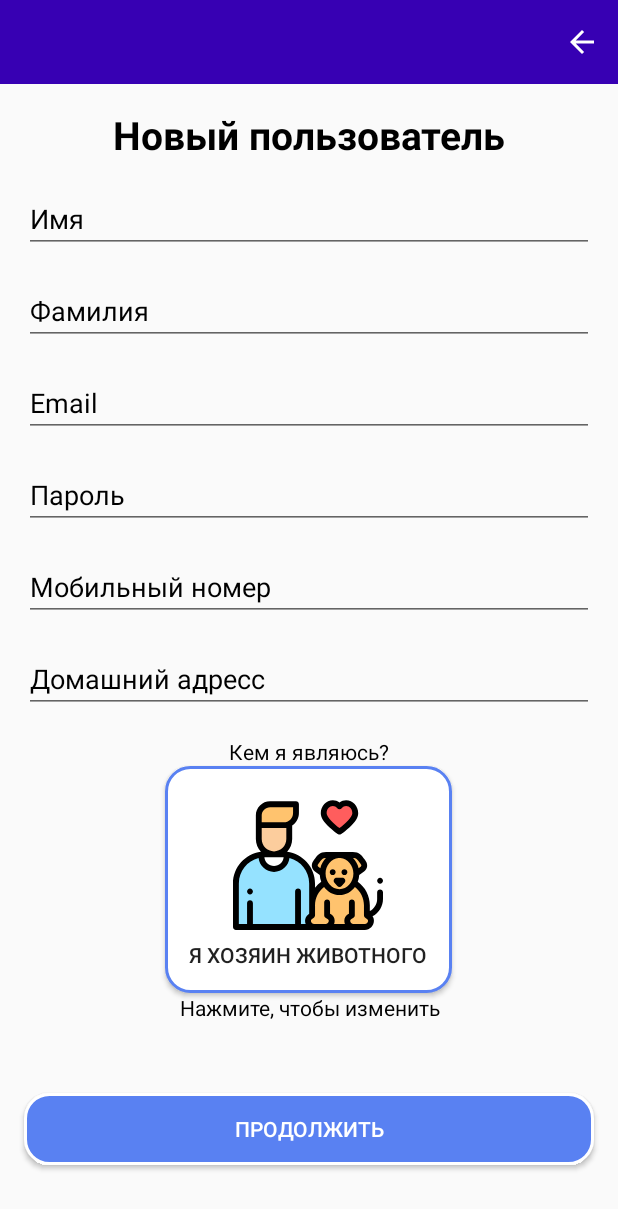
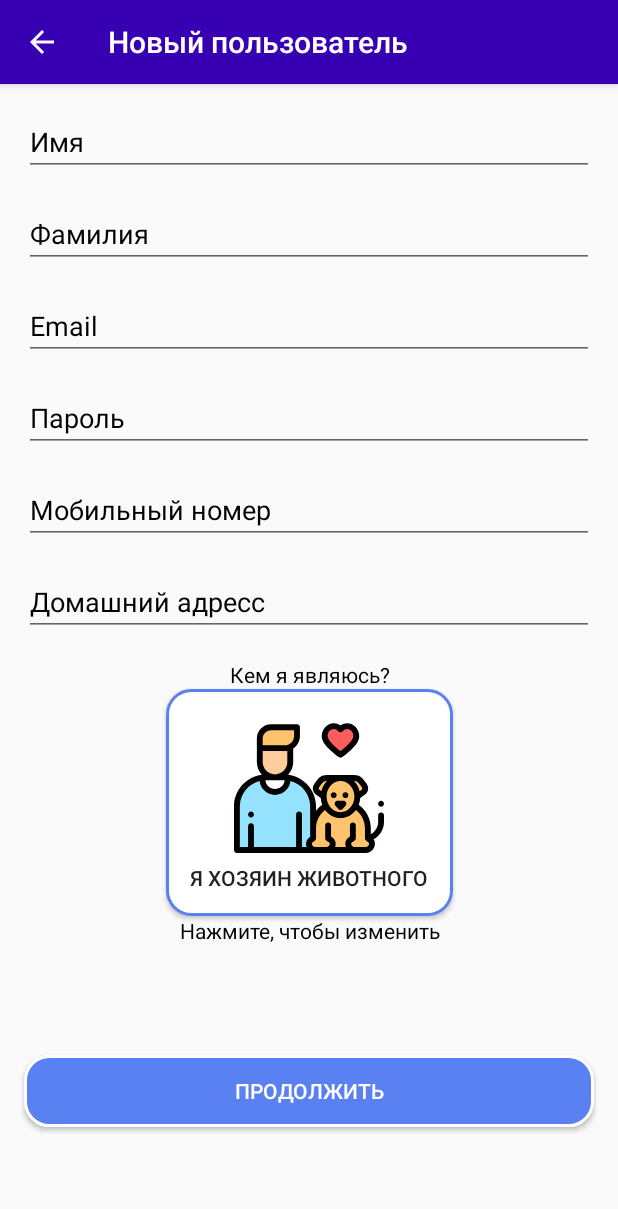
Before and after one commit to PIXXXA/DogWalk, an Android app: the screen it shows after launch (MainActivity), after a tap on "ЗАРЕГИСТРИРОВАТЬСЯ", on a phone screen of 412 x 824 dp. Shown: the top 1209 px of the screen. Run offline under Robolectric (Android 15) with nearby library versions, the light colour scheme and no system bars; our stand-ins replace Dagger/Hilt's generated code, Room's generated code, data binding.

Commit message:
adding dagger, data binding, room. End start screen and registration screen

```diff
--- a/app/src/main/java/com/firsttask/dog/ResourceProvider.kt
+++ b/app/src/main/java/com/firsttask/dog/ResourceProvider.kt
@@ -8,6 +8,10 @@ class ResourceProvider(private val context: Context) {
         return context.getString(resId)
     }
 
+    fun getString(stringId: Int, string: String): String? {
+        return context.getString(stringId, string)
+    }
+
     fun getDrawable(id: Int): Drawable? {
         return context.getDrawable(id)
     }
--- a/app/src/main/java/com/firsttask/dog/activity/MainActivity.kt
+++ b/app/src/main/java/com/firsttask/dog/activity/MainActivity.kt
@@ -1,18 +1,21 @@
 package com.firsttask.dog.activity
 
 import android.os.Bundle
+import android.view.MenuItem
 import androidx.appcompat.app.AppCompatActivity
 import androidx.fragment.app.Fragment
 import com.firsttask.dog.R
 import com.firsttask.dog.fragments.login.FragmentLogin
 import com.firsttask.dog.fragments.startscreen.FragmentStartScreen
 import kotlinx.android.synthetic.main.activity_main.*
+import kotlinx.android.synthetic.main.fragment_toolbar.*
 
 class MainActivity : AppCompatActivity() {
 
     override fun onCreate(savedInstanceState: Bundle?) {
         super.onCreate(savedInstanceState)
         setContentView(R.layout.activity_main)
+        addToolbar()
         supportFragmentManager.beginTransaction()
             .replace(R.id.fragmentContainer, FragmentStartScreen()).commit()
     }
@@ -21,4 +24,31 @@ class MainActivity : AppCompatActivity() {
         supportFragmentManager.beginTransaction()
             .replace(R.id.fragmentContainer, fragment).addToBackStack(null).commit()
     }
+
+    private fun addToolbar() {
+        setSupportActionBar(mainToolbar)
+        supportActionBar?.setDisplayHomeAsUpEnabled(true)
+        supportActionBar?.setHomeButtonEnabled(true)
+    }
+
+    fun hideToolbar() {
+        supportActionBar?.hide()
+    }
+
+    fun showToolbar(stringId: Int) {
+        supportActionBar?.show()
+        supportActionBar?.title = getString(stringId)
+    }
+
+    fun setToolbarTitle() {
+
+    }
+
+    override fun onOptionsItemSelected(item: MenuItem): Boolean {
+        if (item.itemId == android.R.id.home) {
+            onBackPressed()
+            return true
+        }
+        return super.onOptionsItemSelected(item)
+    }
 }
--- a/app/src/main/java/com/firsttask/dog/di/ViewModelFactoryModule.kt
+++ b/app/src/main/java/com/firsttask/dog/di/ViewModelFactoryModule.kt
@@ -1,6 +1,7 @@
 package com.firsttask.dog.di
 
 import com.firsttask.dog.ResourceProvider
+import com.firsttask.dog.db.database.AppDatabase
 import com.firsttask.dog.fragments.registration.FragmentRegistrationFactory
 import dagger.Module
 import dagger.Provides
@@ -11,10 +12,12 @@ class ViewModelFactoryModule {
     @Provides
     @Singleton
     fun getStartScreenViewModelFactory(
-        resourceProvider: ResourceProvider
+        resourceProvider: ResourceProvider,
+        appDatabase: AppDatabase
     ): FragmentRegistrationFactory {
         return FragmentRegistrationFactory(
-            resourceProvider
+            resourceProvider,
+            appDatabase
         )
     }
 }
--- a/app/src/main/java/com/firsttask/dog/fragments/registration/FragmentRegistration.kt
+++ b/app/src/main/java/com/firsttask/dog/fragments/registration/FragmentRegistration.kt
@@ -4,11 +4,13 @@ import android.os.Bundle
 import android.view.*
 import androidx.appcompat.app.AppCompatActivity
 import androidx.appcompat.widget.Toolbar
+import androidx.databinding.DataBindingUtil
 import androidx.fragment.app.Fragment
 import androidx.lifecycle.ViewModelProvider
 import com.firsttask.dog.Application
 import com.firsttask.dog.R
 import com.firsttask.dog.activity.MainActivity
+import com.firsttask.dog.databinding.FragmentRegistrationBinding
 import com.firsttask.dog.fragments.startscreen.FragmentStartScreen
 import kotlinx.android.synthetic.main.fragment_registration.*
 import javax.inject.Inject
@@ -22,6 +24,7 @@ class FragmentRegistration : Fragment() {
 
     override fun onCreate(savedInstanceState: Bundle?) {
         super.onCreate(savedInstanceState)
+        (activity as MainActivity).showToolbar(R.string.registration_title)
         Application.appComponent.inject(this)
         viewModel =
             ViewModelProvider(this, viewModelFactory).get(FragmentRegistrationViewModel::class.java)
@@ -31,20 +34,30 @@ class FragmentRegistration : Fragment() {
         inflater: LayoutInflater, container: ViewGroup?,
         savedInstanceState: Bundle?
     ): View? {
-        return inflater.inflate(R.layout.fragment_registration, container, false)
+        val binding: FragmentRegistrationBinding =
+            DataBindingUtil.inflate(inflater, R.layout.fragment_registration, container, false)
+        return binding.root
     }
 
     override fun onViewCreated(view: View, savedInstanceState: Bundle?) {
         super.onViewCreated(view, savedInstanceState)
         viewModel.toggleButtonValidation(typeAccountButton)
-//        onClickItem()
+        continueClick()
     }
 
-//    private fun onClickItem(){
-//        toolbar.setOnClickListener{
-//            when(toolbar.id){
-//                R.id.action_back-> (activity as MainActivity).onScreenStart(FragmentStartScreen())
-//            }
-//        }
-//    }
+    fun continueClick() {
+        registrationContinueButton.setOnClickListener {
+            if (viewModel.validateEditText(
+                    registrationName,
+                    registrationSurname,
+                    registrationEmail,
+                    registrationPassword,
+                    registrationMobileNumber,
+                    registrationHomeAddress
+                )
+            ) {
+                (activity as MainActivity).onScreenStart(FragmentStartScreen())
+            }
+        }
+    }
 }
--- a/app/src/main/java/com/firsttask/dog/fragments/registration/FragmentRegistrationFactory.kt
+++ b/app/src/main/java/com/firsttask/dog/fragments/registration/FragmentRegistrationFactory.kt
@@ -3,11 +3,13 @@ package com.firsttask.dog.fragments.registration
 import androidx.lifecycle.ViewModel
 import androidx.lifecycle.ViewModelProvider
 import com.firsttask.dog.ResourceProvider
+import com.firsttask.dog.db.database.AppDatabase
 
-class FragmentRegistrationFactory(private val resourceProvider: ResourceProvider) : ViewModelProvider.Factory {
+class FragmentRegistrationFactory(private val resourceProvider: ResourceProvider, private val appDatabase: AppDatabase) : ViewModelProvider.Factory {
     override fun <T : ViewModel?> create(modelClass: Class<T>): T {
         return modelClass.getConstructor(
-            ResourceProvider::class.java
-        ).newInstance(resourceProvider)
+            ResourceProvider::class.java,
+            AppDatabase::class.java
+        ).newInstance(resourceProvider, appDatabase)
     }
 }
--- a/app/src/main/java/com/firsttask/dog/fragments/startscreen/FragmentStartScreen.kt
+++ b/app/src/main/java/com/firsttask/dog/fragments/startscreen/FragmentStartScreen.kt
@@ -17,6 +17,7 @@ class FragmentStartScreen : Fragment() {
         inflater: LayoutInflater, container: ViewGroup?,
         savedInstanceState: Bundle?
     ): View? {
+        (activity as MainActivity).hideToolbar()
         return inflater.inflate(R.layout.fragment_start_screen, container, false)
     }
 
--- a/app/src/main/res/layout/activity_main.xml
+++ b/app/src/main/res/layout/activity_main.xml
@@ -6,8 +6,18 @@
     android:layout_height="match_parent"
     tools:context=".activity.MainActivity">
 
+    <include
+        android:id="@+id/toolbar"
+        layout="@layout/fragment_toolbar"
+        app:layout_constraintStart_toStartOf="parent"
+        app:layout_constraintTop_toTopOf="parent"
+        app:layout_constraintEnd_toEndOf="parent"/>
+
     <FrameLayout
         android:id="@+id/fragmentContainer"
         android:layout_width="match_parent"
-        android:layout_height="match_parent" />
+        android:layout_height="0dp"
+        app:layout_constraintBottom_toBottomOf="parent"
+        app:layout_constraintStart_toStartOf="parent"
+        app:layout_constraintTop_toBottomOf="@+id/toolbar" />
 </androidx.constraintlayout.widget.ConstraintLayout>
--- a/app/src/main/res/layout/fragment_registration.xml
+++ b/app/src/main/res/layout/fragment_registration.xml
@@ -1,14 +1,19 @@
 <?xml version="1.0" encoding="utf-8"?>
+<layout>
+
+    <data>
+
+        <variable
+            name="viewModel"
+            type="com.firsttask.dog.fragments.registration.FragmentRegistrationViewModel" />
+    </data>
+
     <androidx.constraintlayout.widget.ConstraintLayout xmlns:android="http://schemas.android.com/apk/res/android"
         xmlns:app="http://schemas.android.com/apk/res-auto"
         xmlns:tools="http://schemas.android.com/tools"
         android:layout_width="match_parent"
         android:layout_height="match_parent"
         tools:context=".fragments.registration.FragmentRegistration">
-
-    <include
-        android:id="@+id/toolbar"
-        layout="@layout/fragment_toolbar" />
 
         <androidx.constraintlayout.widget.Guideline
             android:id="@+id/leftGuideline"
@@ -24,17 +29,6 @@
             android:orientation="vertical"
             app:layout_constraintGuide_end="@dimen/registration_margin" />
 
-    <TextView
-        android:id="@+id/registrationTitle"
-        style="@style/RegistrationTitle"
-        android:layout_width="0dp"
-        android:layout_height="wrap_content"
-        android:layout_marginTop="@dimen/registration_margin"
-        android:text="@string/registration_title"
-        app:layout_constraintEnd_toStartOf="@+id/rightGuideline"
-        app:layout_constraintStart_toStartOf="@+id/leftGuideline"
-        app:layout_constraintTop_toBottomOf="@+id/toolbar" />
-
         <EditText
             android:id="@+id/registrationName"
             style="@style/RegistrationEditText"
@@ -42,9 +36,10 @@
             android:ems="15"
             android:hint="@string/registration_hint_name"
             android:inputType="textPersonName"
+            android:text="@={viewModel.name}"
             app:layout_constraintEnd_toStartOf="@+id/rightGuideline"
             app:layout_constraintStart_toStartOf="@+id/leftGuideline"
-        app:layout_constraintTop_toBottomOf="@+id/registrationTitle" />
+            app:layout_constraintTop_toTopOf="parent" />
 
         <EditText
             android:id="@+id/registrationSurname"
@@ -120,7 +115,6 @@
             android:textOff="@string/registration_i_am_owner"
             android:textOn="@string/registration_i_am_walker"
             app:layout_constraintEnd_toStartOf="@+id/rightGuideline"
-        app:layout_constraintHorizontal_bias="0.498"
             app:layout_constraintStart_toStartOf="@+id/leftGuideline"
             app:layout_constraintTop_toBottomOf="@+id/typeAccountTitle" />
 
@@ -145,5 +139,5 @@
             app:layout_constraintStart_toStartOf="@+id/leftGuideline"
             app:layout_constraintTop_toBottomOf="@+id/textView4" />
 
-
     </androidx.constraintlayout.widget.ConstraintLayout>
+</layout>
--- a/app/src/main/res/layout/fragment_toolbar.xml
+++ b/app/src/main/res/layout/fragment_toolbar.xml
@@ -1,15 +1,15 @@
 <?xml version="1.0" encoding="utf-8"?>
-<androidx.constraintlayout.widget.ConstraintLayout
+<com.google.android.material.appbar.AppBarLayout
     xmlns:android="http://schemas.android.com/apk/res/android"
     xmlns:app="http://schemas.android.com/apk/res-auto"
     android:layout_width="match_parent"
     android:layout_height="wrap_content">
 
     <androidx.appcompat.widget.Toolbar
+        android:id="@+id/mainToolbar"
         style="@style/RegistrationToolbar"
         app:layout_constraintEnd_toEndOf="parent"
         app:layout_constraintStart_toStartOf="parent"
-        app:menu="@menu/toolbar_menu"
         app:layout_constraintTop_toTopOf="parent" />
 
-</androidx.constraintlayout.widget.ConstraintLayout>
+</com.google.android.material.appbar.AppBarLayout>
--- a/app/src/main/res/menu/toolbar_menu.xml
+++ /dev/null
@@ -1,11 +0,0 @@
-<?xml version="1.0" encoding="utf-8"?>
-<menu xmlns:android="http://schemas.android.com/apk/res/android"
-    xmlns:app="http://schemas.android.com/apk/res-auto">
-
-    <item
-        android:id="@+id/action_back"
-        android:icon="@drawable/ic_arrow_back_black_24dp"
-        android:title="@string/toolbar_back_arrow"
-        app:showAsAction="always" />
-
-</menu>
--- a/app/src/main/res/values/strings.xml
+++ b/app/src/main/res/values/strings.xml
@@ -20,5 +20,6 @@
     <string name="registration_hint_mobile_number">Мобильный номер</string>
     <string name="registration_hint_home_address">Домашний адресс</string>
     <string name="registration_continue_button">Продолжить</string>
+    <string name="registration_error_message">Пожалуйста, заполните %s</string>
 
 </resources>
```
Also changed, not shown: app/build.gradle (+7 -1 lines), app/src/main/java/com/firsttask/dog/ValidationRules.java (added, +116 -0 lines), app/src/main/java/com/firsttask/dog/db/entity/User.kt (+7 -7 lines), app/src/main/java/com/firsttask/dog/fragments/registration/FragmentRegistrationViewModel.kt (+103 -1 lines), 3 other files. Lines whose indentation alone changed are shown as unchanged.
